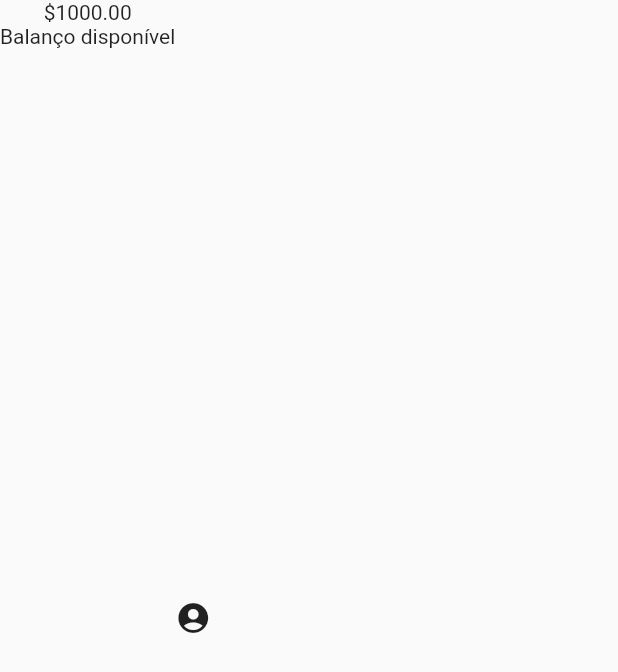
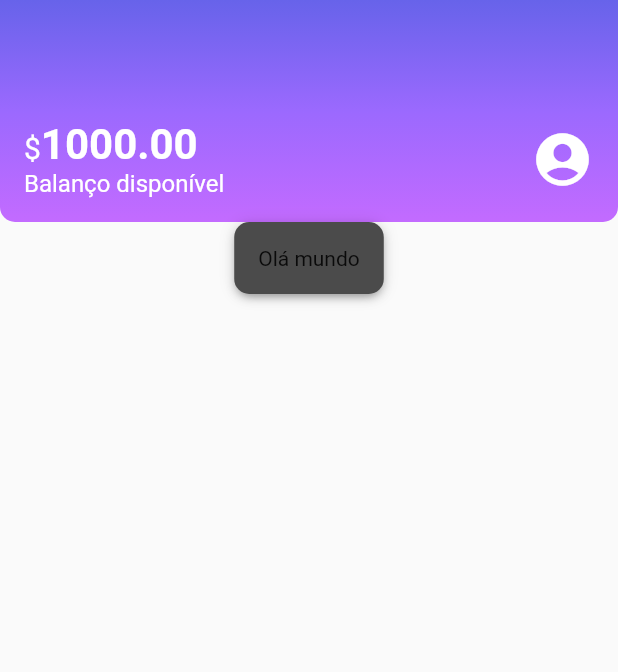
Before and after one commit to pedrohocc/Alura, a Flutter app: the screen it shows after launch, on a phone screen of 412 x 824 dp. Shown: the top 672 px of the screen. Run offline on Flutter 3.47's test engine with Material 2 defaults, Android fonts, the phone set to English and light mode, and no system bars; our stand-ins replace logger, shared_preferences, sqflite; missing offline and left inert: http_interceptor; accounts and stored records are empty.

Commit message:
modulo `criando novos componentes`

```diff
--- /dev/null
+++ b/flutter/alubank/lib/components/box_card.dart
@@ -0,0 +1,18 @@
+import 'package:flutter/material.dart';
+
+class BoxCard extends StatelessWidget {
+  final Widget boxContent;
+  const BoxCard({super.key, required this.boxContent});
+
+  @override
+  Widget build(BuildContext context) {
+    return Container(
+      padding: const EdgeInsets.all(16),
+      decoration: BoxDecoration(
+          boxShadow: kElevationToShadow[3],
+          color: Color.fromRGBO(75, 75, 75, 1),
+          borderRadius: BorderRadius.all(Radius.circular(10))),
+      child: boxContent,
+    );
+  }
+}
--- a/flutter/alubank/lib/components/sections/header.dart
+++ b/flutter/alubank/lib/components/sections/header.dart
@@ -5,11 +5,50 @@ class Header extends StatelessWidget {
 
   @override
   Widget build(BuildContext context) {
-    return const Row(children: [
-      Column(
-        children: [Text('\$1000.00'), Text('Balanço disponível')],
+    return Container(
+      decoration: const BoxDecoration(
+          borderRadius: BorderRadius.vertical(bottom: Radius.circular(10)),
+          gradient: LinearGradient(
+              begin: Alignment.topCenter,
+              end: Alignment.bottomCenter,
+              colors: [
+                Color.fromRGBO(103, 99, 234, 1),
+                Color.fromRGBO(155, 105, 254, 1),
+                Color.fromRGBO(195, 107, 255, 1),
+              ])),
+      child: const Padding(
+        padding: EdgeInsets.fromLTRB(16, 80, 16, 16),
+        child:
+            Row(mainAxisAlignment: MainAxisAlignment.spaceBetween, children: [
+          Column(
+            crossAxisAlignment: CrossAxisAlignment.start,
+            children: [
+              Text.rich(
+                TextSpan(
+                  text: '\$',
+                  style: TextStyle(fontSize: 20, color: Colors.white),
+                  children: [
+                    TextSpan(
+                      text: '1000.00',
+                      style:
+                          TextStyle(fontSize: 28, fontWeight: FontWeight.bold),
+                    ),
+                  ],
+                ),
+              ),
+              Text(
+                'Balanço disponível',
+                style: TextStyle(fontSize: 16, color: Colors.white),
+              )
+            ],
+          ),
+          Icon(
+            Icons.account_circle,
+            size: 42,
+            color: Colors.white,
+          )
+        ]),
       ),
-      Icon(Icons.account_circle)
-    ]);
+    );
   }
 }
--- a/flutter/alubank/lib/main.dart
+++ b/flutter/alubank/lib/main.dart
@@ -11,6 +11,7 @@ class Alubank extends StatelessWidget {
   @override
   Widget build(BuildContext context) {
     return const MaterialApp(
+      debugShowCheckedModeBanner: false,
       title: 'Alubank',
       home: HomeScreen(),
     );
--- a/flutter/alubank/lib/screens/home.dart
+++ b/flutter/alubank/lib/screens/home.dart
@@ -1,3 +1,4 @@
+import 'package:alubank/components/box_card.dart';
 import 'package:alubank/components/sections/header.dart';
 import 'package:flutter/material.dart';
 
@@ -7,7 +8,14 @@ class HomeScreen extends StatelessWidget {
   @override
   Widget build(BuildContext context) {
     return const Scaffold(
-      body: Header(),
+      body: Column(
+        children: [
+          Header(),
+          BoxCard(
+            boxContent: Text('Olá mundo'),
+          )
+        ],
+      ),
     );
   }
 }
```
Also changed, not shown: 1 other file.
